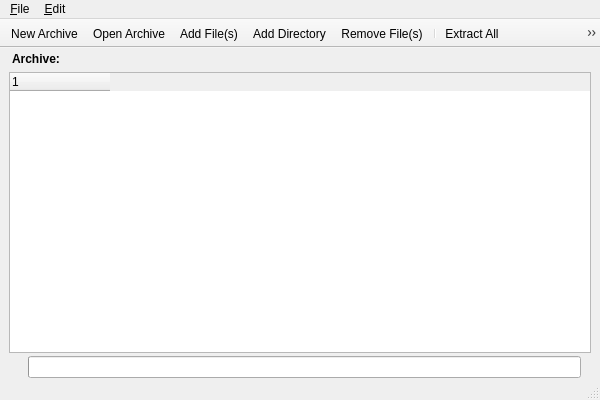
Above: mainWin.ui from tsujan/Arqiver before the change. Below: the same form after it.
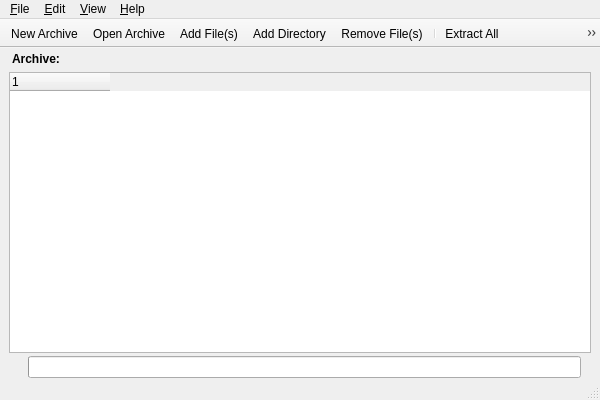
That is the form after the change. Custom widgets are drawn as their Qt base class.

```diff
--- a/mainWin.ui
+++ b/mainWin.ui
@@ -166,10 +166,25 @@
     <addaction name="actionExtract_All"/>
     <addaction name="actionExtract_Sel"/>
     <addaction name="separator"/>
-    <addaction name="action_Password"/>
+    <addaction name="actionPassword"/>
+   </widget>
+   <widget class="QMenu" name="menuView">
+    <property name="title">
+     <string>&amp;View</string>
+    </property>
+    <addaction name="actionExpand"/>
+    <addaction name="actionCollapse"/>
+   </widget>
+   <widget class="QMenu" name="menuHelp">
+    <property name="title">
+     <string>&amp;Help</string>
+    </property>
+    <addaction name="actionAbout"/>
    </widget>
    <addaction name="menuFile"/>
    <addaction name="menuEdit"/>
+   <addaction name="menuView"/>
+   <addaction name="menuHelp"/>
   </widget>
   <widget class="QStatusBar" name="statusbar"/>
   <widget class="QToolBar" name="toolBar">
```
Left out of the diff: 69 changed lines with no effect on the pictures.
